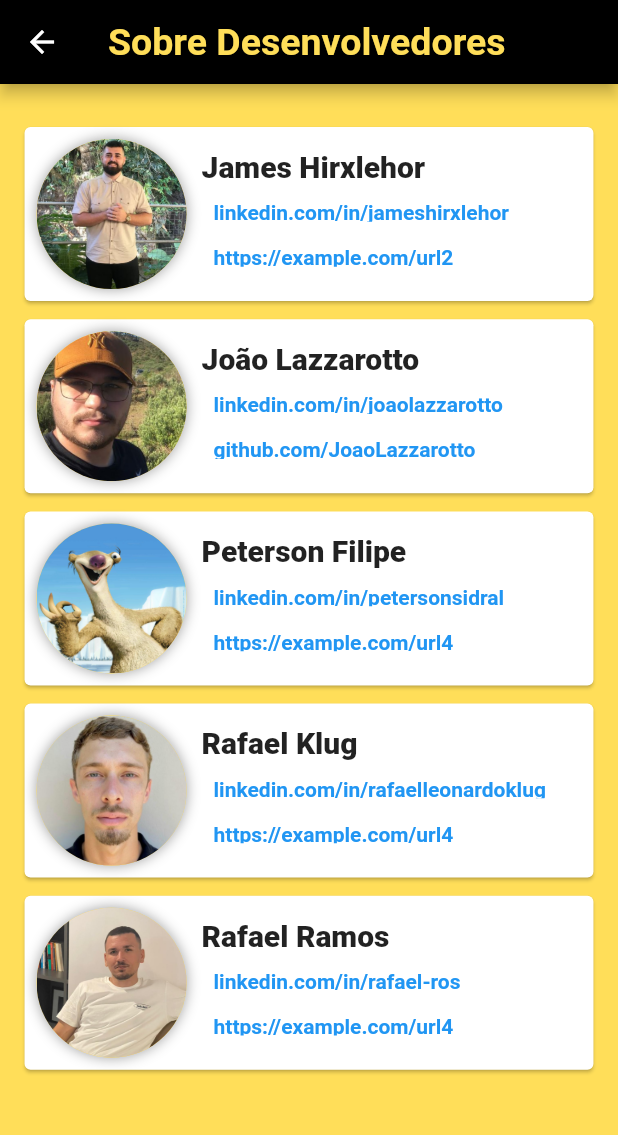
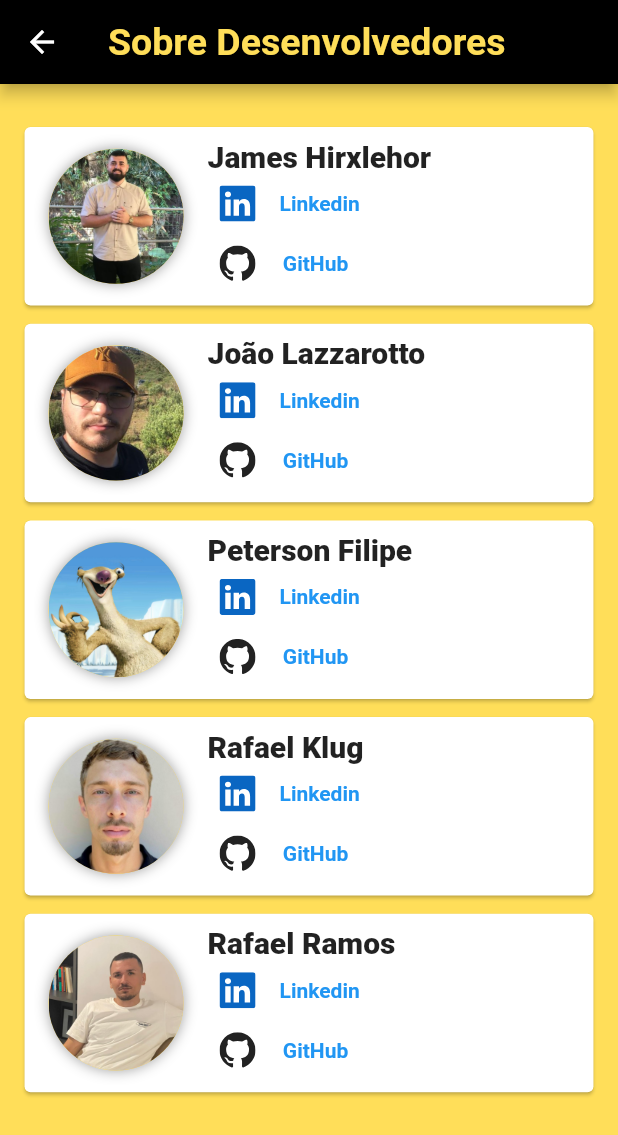
Before and after one commit to jameshirxlehor/sunLight, a Flutter app: the SobreDesenvolvedores screen opened directly, on a phone screen of 412 x 824 dp. Shown: the top 1135 px of the screen. Run offline on Flutter 3.47's test engine with Material 3 defaults, Android fonts, the phone set to English and light mode, and no system bars; our stand-ins replace card_swiper, icons_plus, sqflite; missing offline and left inert: easy_loading_button; accounts and stored records are empty.

Commit message:
Finalizado a tal SobreDesenvolvedor

```diff
--- a/lib/pages/sobreDesenvolvedores.dart
+++ b/lib/pages/sobreDesenvolvedores.dart
@@ -1,4 +1,5 @@
 import 'package:flutter/material.dart';
+import 'package:icons_plus/icons_plus.dart';
 import 'package:url_launcher/url_launcher.dart';
 
 class SobreDesenvolvedores extends StatelessWidget {
@@ -11,18 +12,17 @@ class SobreDesenvolvedores extends StatelessWidget {
   }
 
   buildCard(String name, ImageProvider imageUrl, String url1, String url2,
-      double espacamento, double altura) {
+      double espacamento, double altura, String textLinkedin, String textGit) {
     return Padding(
       padding: EdgeInsets.only(left: espacamento, right: espacamento),
       child: Card(
         child: Padding(
-          padding: const EdgeInsets.all(8.0),
+          padding: const EdgeInsets.only(left: 16,right: 16,top: 8,bottom: 8),
           child: Row(
             children: [
-              // Image
               Container(
-                width: 100.0,
-                height: 100.0,
+                width: 90.0,
+                height: 90.0,
                 decoration: BoxDecoration(
                     color: const Color.fromARGB(255, 255, 222, 89),
                     image: DecorationImage(image: imageUrl, fit: BoxFit.cover),
@@ -31,7 +31,9 @@ class SobreDesenvolvedores extends StatelessWidget {
                       BoxShadow(blurRadius: 7.0, color: Colors.grey)
                     ]),
               ),
-              const SizedBox(width: 10),
+              const SizedBox(
+                width: 16,
+              ),
               Expanded(
                 child: Column(
                   crossAxisAlignment: CrossAxisAlignment.start,
@@ -43,34 +45,66 @@ class SobreDesenvolvedores extends StatelessWidget {
                         fontWeight: FontWeight.w900,
                       ),
                     ),
-                    SizedBox(
-                      height: altura,
+                    Row(
+                      children: [
+                        Container(
+                          width: 40,
+                          height: 40,
+                          child: IconButton(
+                            onPressed: () {
+                              _launchUrl(Uri.parse(url1));
+                            },
+                            icon: const Icon(
+                              Bootstrap.linkedin,
+                              color: Color.fromARGB(255, 10, 102, 194),
+                            ),
+                          ),
                         ),
                         Container(
-                      height: 30,
+                          height: 40,
                           child: TextButton(
                             onPressed: () {
                               _launchUrl(Uri.parse(url1));
                             },
                             child: Text(
-                          url1,
+                              textLinkedin,
                               style: const TextStyle(
-                              color: Colors.blue, fontWeight: FontWeight.w600),
+                                  color: Colors.blue,
+                                  fontWeight: FontWeight.w600),
+                            ),
+                          ),
+                        ),
+                      ],
+                    ),
+                    Row(
+                      children: [
+                        Container(
+                          width: 40,
+                          height: 40,
+                          child: IconButton(
+                            onPressed: () {
+                              _launchUrl(Uri.parse(url2));
+                            },
+                            icon: const Icon(
+                              Bootstrap.github,
                             ),
                           ),
                         ),
                         Container(
-                      height: 30,
+                          height: 40,
                           child: TextButton(
                             onPressed: () {
                               _launchUrl(Uri.parse(url2));
                             },
                             child: Text(
-                          url2,
+                              textGit,
                               style: const TextStyle(
-                              color: Colors.blue, fontWeight: FontWeight.w600),
+                                  color: Colors.blue,
+                                  fontWeight: FontWeight.w600),
                             ),
                           ),
+                        ),
+                      ],
                     ),
                   ],
                 ),
@@ -117,61 +151,73 @@ class SobreDesenvolvedores extends StatelessWidget {
         ),
         backgroundColor: Colors.black,
       ),
-      backgroundColor: Color.fromARGB(255, 255, 222, 89),
+      backgroundColor: const Color.fromARGB(255, 255, 222, 89),
       body: ListView(
         children: [
-          SizedBox(height: getAltura()),
+          SizedBox(
+            height: getAltura(),
+          ),
           buildCard(
             "James Hirxlehor",
-            AssetImage('assets/image/Me.james.png'),
-            "linkedin.com/in/jameshirxlehor",
-            'https://example.com/url2',
+            const AssetImage('assets/image/Me.james.png'),
+            "https://www.linkedin.com/in/jameshirxlehor/",
+            "https://github.com/jameshirxlehor",
             getLargura(),
             getSepararText(),
+            "Linkedin ",
+            "GitHub",
           ),
           SizedBox(
             height: getEspacamento(),
           ),
           buildCard(
             "João Lazzarotto",
-            AssetImage('assets/image/joaolazzarotto.png'),
-            "linkedin.com/in/joaolazzarotto",
-            "github.com/JoaoLazzarotto",
+            const AssetImage('assets/image/joaolazzarotto.png'),
+            "https://www.linkedin.com/in/joaolazzarotto/",
+            "https://github.com/JoaoLazzarotto",
             getLargura(),
             getSepararText(),
+            "Linkedin ",
+            "GitHub",
           ),
           SizedBox(
             height: getEspacamento(),
           ),
           buildCard(
             "Peterson Filipe",
-            AssetImage("assets/image/peterson.jpg"),
-            "linkedin.com/in/petersonsidral",
-            'https://example.com/url4',
+            const AssetImage("assets/image/peterson.jpg"),
+            "https://www.linkedin.com/in/petersonsidral/",
+            "https://github.com/petysid",
             getLargura(),
             getSepararText(),
+            "Linkedin ",
+            "GitHub",
           ),
           SizedBox(
             height: getEspacamento(),
           ),
           buildCard(
             "Rafael Klug",
-            AssetImage('assets/image/rafaelqualy.png'),
-            "linkedin.com/in/rafaelleonardoklug",
-            'https://example.com/url4',
+            const AssetImage('assets/image/rafaelqualy.png'),
+            "https://www.linkedin.com/in/rafaelklug/",
+            "https://github.com/rafellklug",
             getLargura(),
             getSepararText(),
+            "Linkedin ",
+            "GitHub",
           ),
           SizedBox(
             height: getEspacamento(),
           ),
           buildCard(
             "Rafael Ramos",
-            AssetImage('assets/image/rafaelramos.png'),
-            "linkedin.com/in/rafael-ros",
-            'https://example.com/url4',
+            const AssetImage('assets/image/rafaelramos.png'),
+            "https://www.linkedin.com/in/rafael-ros/",
+            "https://github.com/Rafelrosod",
             getLargura(),
             getSepararText(),
+            "Linkedin ",
+            "GitHub",
           ),
         ],
       ),
--- a/pubspec.yaml
+++ b/pubspec.yaml
@@ -42,6 +42,7 @@ dependencies:
   easy_loading_button: ^0.3.2
   dropdown_search: ^5.0.6
   url_launcher: ^6.2.4
+  icons_plus: ^5.0.0
 
 dev_dependencies:
   flutter_test:
```
Also changed, not shown: pubspec.lock. Lines whose indentation alone changed are shown as unchanged.
